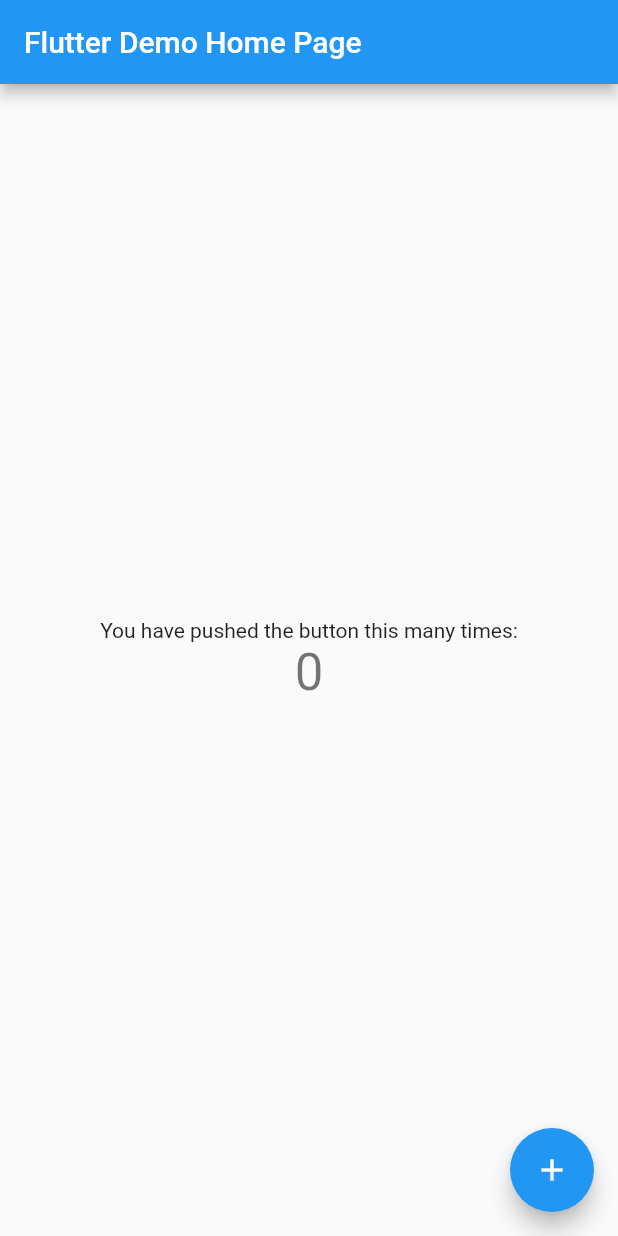
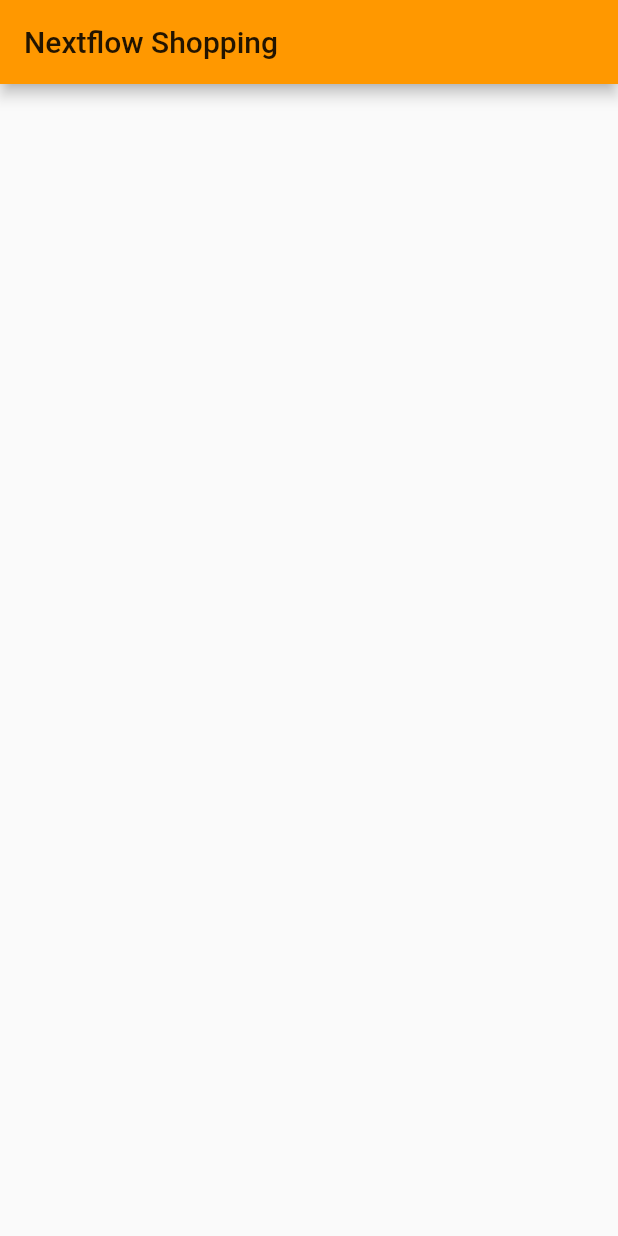
Before and after one commit to teerasej/nextflow_shopping_provider_demo, a Flutter app: the screen it shows after launch, on a phone screen of 412 x 824 dp. Run offline on Flutter 3.47's test engine with Material 2 defaults, Android fonts, the light colour scheme and no system bars.

Commit message:
separate home page to its file

```diff
--- /dev/null
+++ b/lib/home_page.dart
@@ -0,0 +1,14 @@
+import 'package:flutter/material.dart';
+
+class HomePage extends StatelessWidget {
+  const HomePage({Key? key}) : super(key: key);
+
+  @override
+  Widget build(BuildContext context) {
+    return Scaffold(
+      appBar: AppBar(
+        title: Text('Nextflow Shopping'),
+      ),
+    );
+  }
+}
--- a/lib/main.dart
+++ b/lib/main.dart
@@ -1,4 +1,5 @@
 import 'package:flutter/material.dart';
+import 'package:nextflow_shopping_provider_demo/home_page.dart';
 
 void main() {
   runApp(MyApp());
@@ -9,105 +10,11 @@
   @override
   Widget build(BuildContext context) {
     return MaterialApp(
-      title: 'Flutter Demo',
+      title: 'Nextflow Shopping',
       theme: ThemeData(
-        // This is the theme of your application.
-        //
-        // Try running your application with "flutter run". You'll see the
-        // application has a blue toolbar. Then, without quitting the app, try
-        // changing the primarySwatch below to Colors.green and then invoke
-        // "hot reload" (press "r" in the console where you ran "flutter run",
-        // or simply save your changes to "hot reload" in a Flutter IDE).
-        // Notice that the counter didn't reset back to zero; the application
-        // is not restarted.
-        primarySwatch: Colors.blue,
+        primarySwatch: Colors.orange,
       ),
-      home: MyHomePage(title: 'Flutter Demo Home Page'),
+      home: HomePage(),
     );
   }
 }
-
-class MyHomePage extends StatefulWidget {
-  MyHomePage({Key key, this.title}) : super(key: key);
-
-  // This widget is the home page of your application. It is stateful, meaning
-  // that it has a State object (defined below) that contains fields that affect
-  // how it looks.
-
-  // This class is the configuration for the state. It holds the values (in this
-  // case the title) provided by the parent (in this case the App widget) and
-  // used by the build method of the State. Fields in a Widget subclass are
-  // always marked "final".
-
-  final String title;
-
-  @override
-  _MyHomePageState createState() => _MyHomePageState();
-}
-
-class _MyHomePageState extends State<MyHomePage> {
-  int _counter = 0;
-
-  void _incrementCounter() {
-    setState(() {
-      // This call to setState tells the Flutter framework that something has
-      // changed in this State, which causes it to rerun the build method below
-      // so that the display can reflect the updated values. If we changed
-      // _counter without calling setState(), then the build method would not be
-      // called again, and so nothing would appear to happen.
-      _counter++;
-    });
-  }
-
-  @override
-  Widget build(BuildContext context) {
-    // This method is rerun every time setState is called, for instance as done
-    // by the _incrementCounter method above.
-    //
-    // The Flutter framework has been optimized to make rerunning build methods
-    // fast, so that you can just rebuild anything that needs updating rather
-    // than having to individually change instances of widgets.
-    return Scaffold(
-      appBar: AppBar(
-        // Here we take the value from the MyHomePage object that was created by
-        // the App.build method, and use it to set our appbar title.
-        title: Text(widget.title),
-      ),
-      body: Center(
-        // Center is a layout widget. It takes a single child and positions it
-        // in the middle of the parent.
-        child: Column(
-          // Column is also a layout widget. It takes a list of children and
-          // arranges them vertically. By default, it sizes itself to fit its
-          // children horizontally, and tries to be as tall as its parent.
-          //
-          // Invoke "debug painting" (press "p" in the console, choose the
-          // "Toggle Debug Paint" action from the Flutter Inspector in Android
-          // Studio, or the "Toggle Debug Paint" command in Visual Studio Code)
-          // to see the wireframe for each widget.
-          //
-          // Column has various properties to control how it sizes itself and
-          // how it positions its children. Here we use mainAxisAlignment to
-          // center the children vertically; the main axis here is the vertical
-          // axis because Columns are vertical (the cross axis would be
-          // horizontal).
-          mainAxisAlignment: MainAxisAlignment.center,
-          children: <Widget>[
-            Text(
-              'You have pushed the button this many times:',
-            ),
-            Text(
-              '$_counter',
-              style: Theme.of(context).textTheme.headline4,
-            ),
-          ],
-        ),
-      ),
-      floatingActionButton: FloatingActionButton(
-        onPressed: _incrementCounter,
-        tooltip: 'Increment',
-        child: Icon(Icons.add),
-      ), // This trailing comma makes auto-formatting nicer for build methods.
-    );
-  }
-}
```
